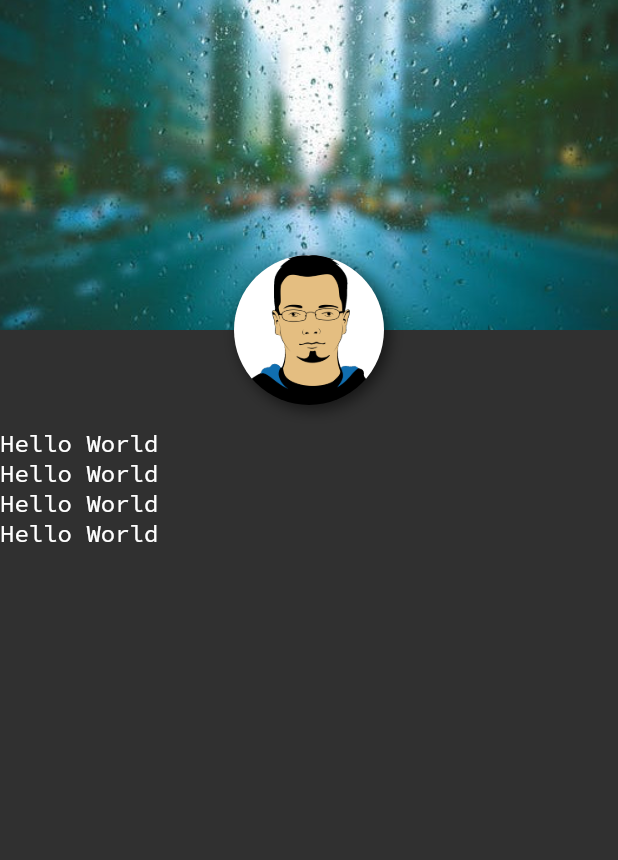
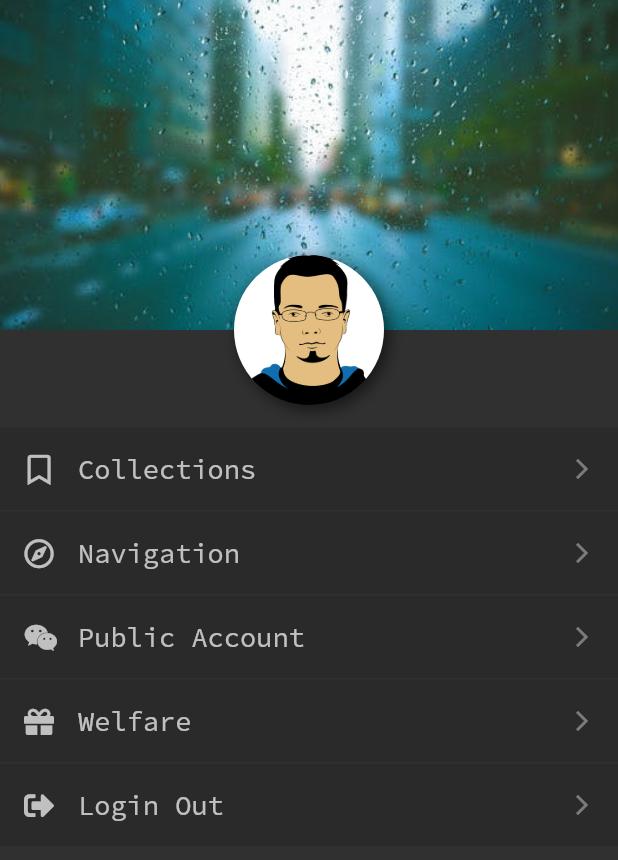
Before and after one commit to sqsong66/flutter_wanandroid_redux, a Flutter app: the SettingScreen screen opened directly, on a phone screen of 412 x 824 dp. Shown: the top 860 px of the screen. Run offline on Flutter 3.47's test engine with Material 2 defaults, Android fonts, the phone set to English and light mode, and no system bars; our stand-ins replace cookie_jar, dio, dio_cookie_manager, flutter_redux, fluttertoast, font_awesome_flutter and 4 more; missing offline and left inert: alice, esys_flutter_share; statements that could not run were skipped.

Commit message:
add setting item

```diff
--- a/lib/ui/setting_screen.dart
+++ b/lib/ui/setting_screen.dart
@@ -1,17 +1,20 @@
-import 'dart:developer';
+import 'dart:ui';
 
 import 'package:flutter/material.dart';
+import 'package:flutter_wanandroid_redux/widget/setting_content.dart';
 
 class SettingScreen extends StatefulWidget {
   @override
   _SettingScreenState createState() => _SettingScreenState();
 }
 
-class _SettingScreenState extends State<SettingScreen> {
+class _SettingScreenState extends State<SettingScreen>
+    with AutomaticKeepAliveClientMixin<SettingScreen> {
   double _contentMargin = 65;
 
   @override
   Widget build(BuildContext context) {
+    super.build(context);
     double topPadding = MediaQuery.of(context).padding.top + kToolbarHeight;
     return Scaffold(
       body: CustomScrollView(
@@ -23,29 +26,18 @@ class _SettingScreenState extends State<SettingScreen> {
           ),
           SliverList(
             delegate: SliverChildListDelegate(<Widget>[
-              Container(
-                height: MediaQuery.of(context).size.height - topPadding,
-                child: Column(
-                  crossAxisAlignment: CrossAxisAlignment.start,
-                  children: <Widget>[
-                    SizedBox(height: _contentMargin),
-                    Text("Hello World", style: TextStyle(fontSize: 16.0)),
-                    Text("Hello World", style: TextStyle(fontSize: 16.0)),
-                    Text("Hello World", style: TextStyle(fontSize: 16.0)),
-                    Text("Hello World", style: TextStyle(fontSize: 16.0)),
-                  ],
-                ),
-              )
+              SettingContent(
+                  contentHeight:
+                      MediaQuery.of(context).size.height - topPadding)
             ]),
           )
-          // Container(
-          //   height: MediaQuery.of(context).size.height,
-          //   color: Colors.teal,
-          // )
         ],
       ),
     );
   }
+
+  @override
+  bool get wantKeepAlive => true;
 }
 
 class SliverSettingBar extends SliverPersistentHeaderDelegate {
@@ -64,14 +56,10 @@ class SliverSettingBar extends SliverPersistentHeaderDelegate {
     double statusHeight = MediaQuery.of(context).padding.top;
     double percent = shrinkOffset / (expandedHeight - statusHeight);
 
-    double newPercent = (shrinkOffset + statusHeight) / expandedHeight;
-
-    print(
-        "ShrinkOffset: $shrinkOffset, kToolbarHeight: $kToolbarHeight, TopPadding: $topPadding, Percent: $percent, newPercent: $newPercent");
-    log("message");
+    // print(
+    //     "ShrinkOffset: $shrinkOffset, kToolbarHeight: $kToolbarHeight, TopPadding: $topPadding, Percent: $percent");
     double avatarSize = minAvatarSize * percent + maxAvatarSize * (1 - percent);
     double startLeft = 16.0;
-    double startTop = statusHeight + (kToolbarHeight - minAvatarSize) / 2;
 
     double left =
         (screenWidth - maxAvatarSize) / 2 * (1 - percent) + startLeft * percent;
@@ -86,24 +74,33 @@ class SliverSettingBar extends SliverPersistentHeaderDelegate {
       fit: StackFit.expand,
       overflow: Overflow.visible,
       children: <Widget>[
-        Image(
+        _buildBackground(percent),
+        _buildTitle(statusHeight, percent),
+        _buildAvatar(left, top, avatarSize)
+      ],
+    );
+  }
+
+  Widget _buildBackground(double percent) {
+    return Container(
+      decoration: BoxDecoration(boxShadow: <BoxShadow>[
+        BoxShadow(
+            color: const Color(0x55000000),
+            blurRadius: 1.0 * percent,
+            offset: Offset(0.0, 0.0)),
+      ]),
+      child: Opacity(
+        child: Image(
           image: AssetImage("assets/images/setting_background.jpg"),
-            fit: BoxFit.cover),
-        Positioned(
-          left: 32 + minAvatarSize,
-          top: statusHeight + (kToolbarHeight - minAvatarSize) / 2,
-          child: Opacity(
-            opacity: percent,
-            child: Text(
-              "SQSong",
-              style: TextStyle(
-                  color: Colors.white,
-                  fontSize: 22.0 * percent,
-                  fontWeight: FontWeight.bold),
+          fit: BoxFit.cover,
         ),
+        opacity: 1 - percent,
       ),
-        ),
-        Positioned(
+    );
+  }
+
+  Positioned _buildAvatar(double left, double top, double avatarSize) {
+    return Positioned(
       left: left,
       top: top,
       child: Container(
@@ -120,12 +117,26 @@ class SliverSettingBar extends SliverPersistentHeaderDelegate {
             )
           ],
           image: DecorationImage(
-                  image: AssetImage("assets/images/avatar.png"),
-                  fit: BoxFit.cover),
+              image: AssetImage("assets/images/avatar.png"), fit: BoxFit.cover),
         ),
       ),
-        )
-      ],
+    );
+  }
+
+  Positioned _buildTitle(double statusHeight, double percent) {
+    return Positioned(
+      left: 32 + minAvatarSize,
+      top: statusHeight + (kToolbarHeight - minAvatarSize) / 2,
+      child: Opacity(
+        opacity: percent,
+        child: Text(
+          "SQSong",
+          style: TextStyle(
+              color: Colors.white,
+              fontSize: 22.0 * percent,
+              fontWeight: FontWeight.bold),
+        ),
+      ),
     );
   }
 
--- /dev/null
+++ b/lib/widget/setting_content.dart
@@ -0,0 +1,30 @@
+import 'package:flutter/material.dart';
+import 'package:flutter_wanandroid_redux/widget/setting_item_widget.dart';
+import 'package:font_awesome_flutter/font_awesome_flutter.dart';
+
+class SettingContent extends StatelessWidget {
+  final double contentHeight;
+  SettingContent({this.contentHeight});
+
+  @override
+  Widget build(BuildContext context) {
+    return Container(
+      height: contentHeight,
+      child: Column(
+        crossAxisAlignment: CrossAxisAlignment.start,
+        children: <Widget>[
+          SizedBox(height: 65.0),
+          SettingItemWidget(icon: FontAwesomeIcons.bookmark, title: "Collections"),
+          SizedBox(height: 1.0),
+          SettingItemWidget(icon: FontAwesomeIcons.compass, title: "Navigation"),
+          SizedBox(height: 1.0),
+          SettingItemWidget(icon: FontAwesomeIcons.weixin, title: "Public Account"),
+          SizedBox(height: 1.0),
+          SettingItemWidget(icon: FontAwesomeIcons.gift, title: "Welfare"),
+          SizedBox(height: 1.0),
+          SettingItemWidget(icon: FontAwesomeIcons.signOutAlt, title: "Login Out"),
+        ],
+      ),
+    );
+  }
+}
--- /dev/null
+++ b/lib/widget/setting_item_widget.dart
@@ -0,0 +1,34 @@
+import 'package:flutter/material.dart';
+
+class SettingItemWidget extends StatelessWidget {
+  final IconData icon;
+  final String title;
+  SettingItemWidget({@required this.icon, @required this.title});
+
+  @override
+  Widget build(BuildContext context) {
+    return Material(
+      child: InkWell(
+        onTap: () {},
+        child: Container(
+          color: Colors.black12,
+          padding: EdgeInsets.symmetric(horizontal: 16.0, vertical: 16.0),
+          child: Row(
+            children: <Widget>[
+              Icon(icon, size: 20.0, color: Colors.white70),
+              SizedBox(width: 16.0),
+              Expanded(
+                child: Text(title,
+                    style: TextStyle(
+                        color: Colors.white70,
+                        fontSize: 18.0,
+                        fontWeight: FontWeight.normal)),
+              ),
+              Icon(Icons.arrow_forward_ios, size: 16.0, color: Colors.white38)
+            ],
+          ),
+        ),
+      ),
+    );
+  }
+}
--- a/pubspec.yaml
+++ b/pubspec.yaml
@@ -24,6 +24,7 @@ dependencies:
   cupertino_icons: ^0.1.2
   cookie_jar: ^1.0.1
   dio_cookie_manager: ^1.0.0
+  font_awesome_flutter: ^8.5.0
 
 dev_dependencies:
   flutter_test:
```
Also changed, not shown: pubspec.lock. Lines whose indentation alone changed are shown as unchanged.
